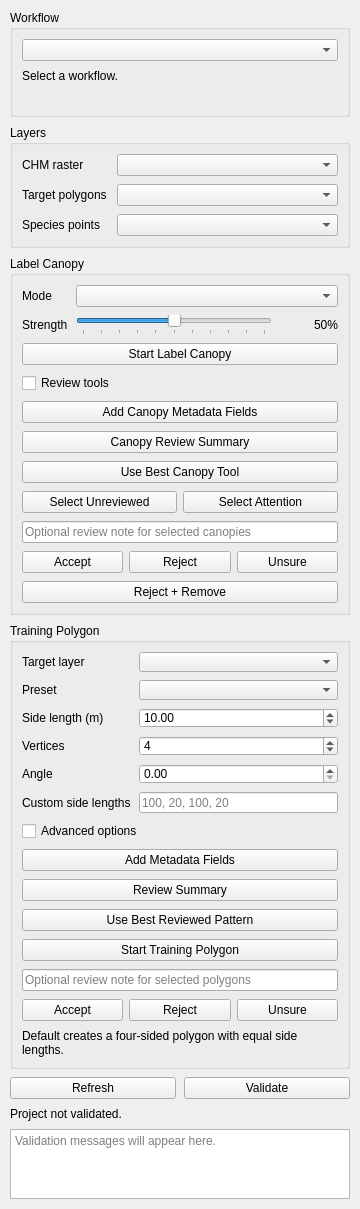
Qt form forest_labeler_dockwidget_base.ui (sticholas/forestlabeler) before a commit.
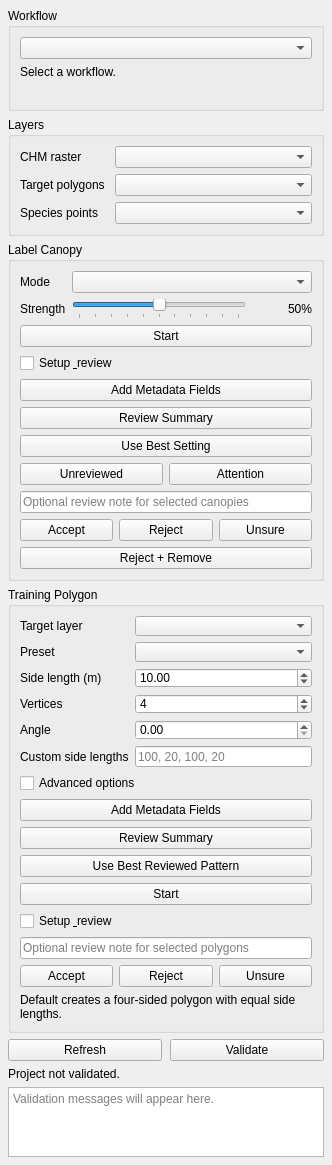
The same form after that commit.

Commit message:
Compact enterprise dock workflow controls
Tighten dock spacing and default size, collapse setup and review controls behind workflow toggles, fix best-setting slider application, and align user documentation with the compact UI.

What changed in the file:
```diff
--- a/forest_labeler_dockwidget_base.ui
+++ b/forest_labeler_dockwidget_base.ui
@@ -6,8 +6,8 @@
    <rect>
     <x>0</x>
     <y>0</y>
-    <width>360</width>
-    <height>520</height>
+    <width>332</width>
+    <height>480</height>
    </rect>
   </property>
   <property name="windowTitle">
@@ -16,19 +16,19 @@
   <widget class="QWidget" name="dockWidgetContents">
    <layout class="QVBoxLayout" name="mainLayout">
     <property name="spacing">
-     <number>8</number>
+     <number>6</number>
     </property>
     <property name="leftMargin">
-     <number>10</number>
+     <number>8</number>
     </property>
     <property name="topMargin">
-     <number>10</number>
+     <number>8</number>
     </property>
     <property name="rightMargin">
-     <number>10</number>
+     <number>8</number>
     </property>
     <property name="bottomMargin">
-     <number>10</number>
+     <number>8</number>
     </property>
     <item>
      <widget class="QGroupBox" name="workflowGroupBox">
@@ -37,7 +37,7 @@
       </property>
       <layout class="QVBoxLayout" name="workflowLayout">
        <property name="spacing">
-        <number>8</number>
+        <number>6</number>
        </property>
        <item>
         <widget class="QComboBox" name="workflowComboBox"/>
@@ -75,7 +75,7 @@
         <number>10</number>
        </property>
        <property name="verticalSpacing">
-        <number>8</number>
+        <number>6</number>
        </property>
        <item row="0" column="0">
         <widget class="QLabel" name="chmLayerLabel">
@@ -117,7 +117,7 @@
       </property>
       <layout class="QVBoxLayout" name="labelCanopyLayout">
        <property name="spacing">
-        <number>8</number>
+        <number>6</number>
        </property>
        <item>
         <layout class="QFormLayout" name="labelCanopyFormLayout">
@@ -197,35 +197,35 @@
        <item>
         <widget class="QPushButton" name="activateLabelingButton">
          <property name="text">
-          <string>Start Label Canopy</string>
+          <string>Start</string>
          </property>
         </widget>
        </item>
        <item>
         <widget class="QCheckBox" name="canopyReviewToolsCheckBox">
          <property name="text">
-          <string>Review tools</string>
+          <string>Setup &amp; review</string>
          </property>
         </widget>
        </item>
        <item>
         <widget class="QPushButton" name="repairCanopySchemaButton">
          <property name="text">
-          <string>Add Canopy Metadata Fields</string>
+          <string>Add Metadata Fields</string>
          </property>
         </widget>
        </item>
        <item>
         <widget class="QPushButton" name="summarizeCanopyReviewsButton">
          <property name="text">
-          <string>Canopy Review Summary</string>
+          <string>Review Summary</string>
          </property>
         </widget>
        </item>
        <item>
         <widget class="QPushButton" name="useBestCanopyToolButton">
          <property name="text">
-          <string>Use Best Canopy Tool</string>
+          <string>Use Best Setting</string>
          </property>
         </widget>
        </item>
@@ -237,14 +237,14 @@
          <item>
           <widget class="QPushButton" name="selectUnreviewedCanopiesButton">
            <property name="text">
-            <string>Select Unreviewed</string>
+            <string>Unreviewed</string>
            </property>
           </widget>
          </item>
          <item>
           <widget class="QPushButton" name="selectAttentionCanopiesButton">
            <property name="text">
-            <string>Select Attention</string>
+            <string>Attention</string>
            </property>
           </widget>
          </item>
@@ -302,7 +302,7 @@
       </property>
       <layout class="QVBoxLayout" name="trainingSquareLayout">
        <property name="spacing">
-        <number>8</number>
+        <number>6</number>
        </property>
        <item>
         <layout class="QFormLayout" name="trainingSquareFormLayout">
@@ -433,7 +433,14 @@
        <item>
         <widget class="QPushButton" name="activateTrainingShapeButton">
          <property name="text">
-          <string>Start Training Polygon</string>
+          <string>Start</string>
+        </property>
+       </widget>
+      </item>
+       <item>
+        <widget class="QCheckBox" name="trainingReviewToolsCheckBox">
+         <property name="text">
+          <string>Setup &amp; review</string>
          </property>
         </widget>
        </item>
```
The commit also changes 2 other files.
